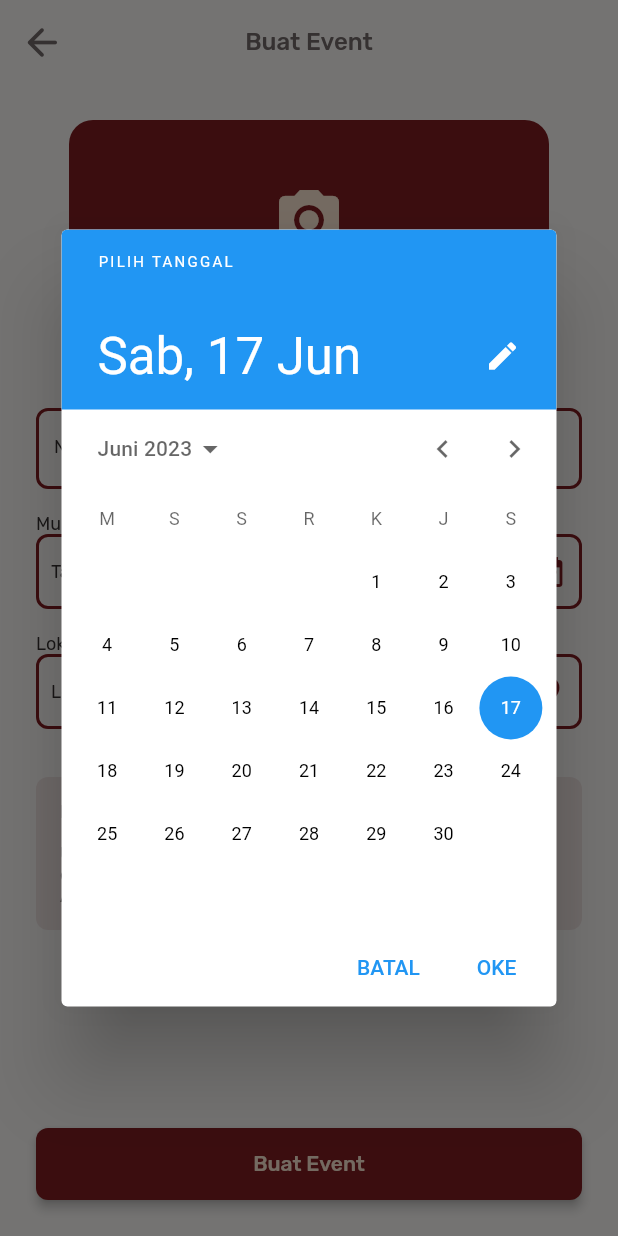
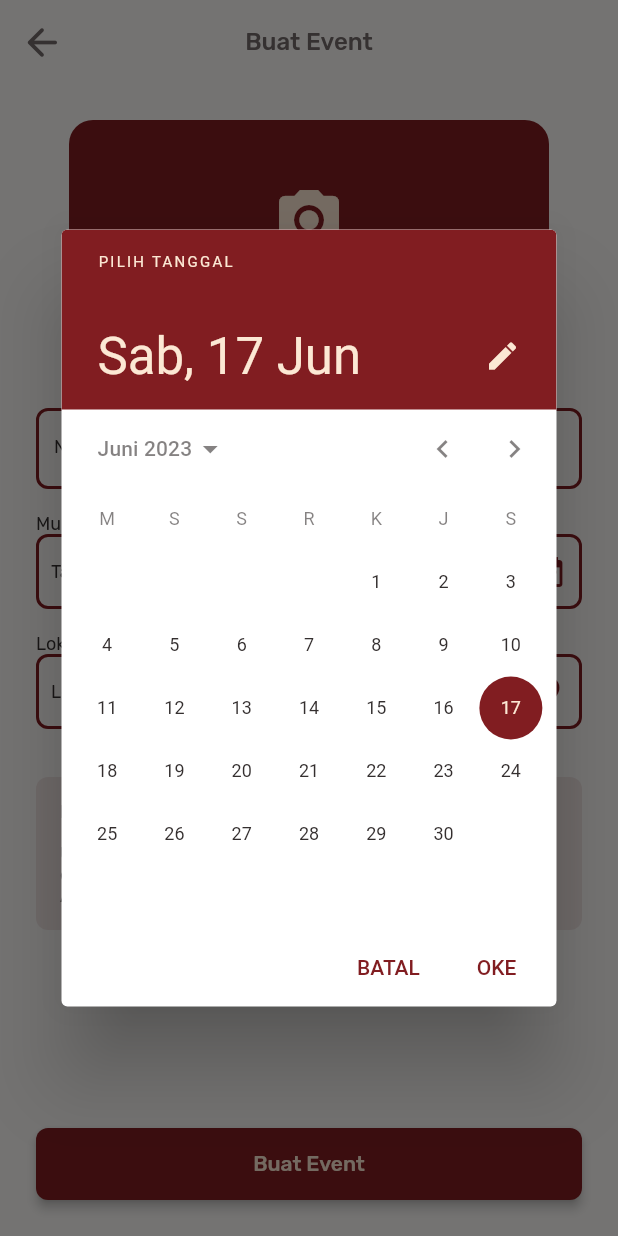
Before and after one commit to glenrynaldyhermanus/waroenk21, a Flutter app: the CreateEventWidget screen opened by its route, after a tap on "Tanggal", on a phone screen of 412 x 824 dp. Run offline on Flutter 3.47's test engine with Material 2 defaults, Android fonts, the phone set to English and light mode, and no system bars; drawn by our look-alikes of auto_size_text; our stand-ins replace csv, file_picker, floating_bottom_navigation_bar, flutter_secure_storage, font_awesome_flutter, from_css_color and 12 more; missing offline and left inert: blurhash_dart, flutter_google_places, google_api_headers, google_maps_webservice, json_path, mime_type; accounts and stored records are empty; statements that could not run were skipped.

Commit message:
Update create_event_widget.dart

```diff
--- a/lib/pages/events/create_event/create_event_widget.dart
+++ b/lib/pages/events/create_event/create_event_widget.dart
@@ -288,6 +288,34 @@ class _CreateEventWidgetState extends State<CreateEventWidget> {
                                         initialDate: getCurrentTimestamp,
                                         firstDate: DateTime(1900),
                                         lastDate: DateTime(2050),
+                                        builder: (context, child) {
+                                          return Theme(
+                                            data: Theme.of(context).copyWith(
+                                              colorScheme: ColorScheme.light(
+                                                primary:
+                                                    FlutterFlowTheme.of(context)
+                                                        .primary,
+                                                // <-- SEE HERE
+                                                onPrimary:
+                                                    FlutterFlowTheme.of(context)
+                                                        .tertiary,
+                                                // <-- SEE HERE
+                                                onSurface: FlutterFlowTheme.of(
+                                                        context)
+                                                    .primaryText, // <-- SEE HERE
+                                              ),
+                                              textButtonTheme:
+                                                  TextButtonThemeData(
+                                                style: TextButton.styleFrom(
+                                                  foregroundColor: FlutterFlowTheme
+                                                          .of(context)
+                                                      .primary, // button text color
+                                                ),
+                                              ),
+                                            ),
+                                            child: child!,
+                                          );
+                                        },
                                       );
 
                                       if (_datePicked1Date != null) {
@@ -378,6 +406,34 @@ class _CreateEventWidgetState extends State<CreateEventWidget> {
                                         initialDate: getCurrentTimestamp,
                                         firstDate: getCurrentTimestamp,
                                         lastDate: DateTime(2050),
+                                        builder: (context, child) {
+                                          return Theme(
+                                            data: Theme.of(context).copyWith(
+                                              colorScheme: ColorScheme.light(
+                                                primary:
+                                                    FlutterFlowTheme.of(context)
+                                                        .primary,
+                                                // <-- SEE HERE
+                                                onPrimary:
+                                                    FlutterFlowTheme.of(context)
+                                                        .tertiary,
+                                                // <-- SEE HERE
+                                                onSurface: FlutterFlowTheme.of(
+                                                        context)
+                                                    .primaryText, // <-- SEE HERE
+                                              ),
+                                              textButtonTheme:
+                                                  TextButtonThemeData(
+                                                style: TextButton.styleFrom(
+                                                  foregroundColor: FlutterFlowTheme
+                                                          .of(context)
+                                                      .primary, // button text color
+                                                ),
+                                              ),
+                                            ),
+                                            child: child!,
+                                          );
+                                        },
                                       );
 
                                       if (_datePicked2Date != null) {
```
